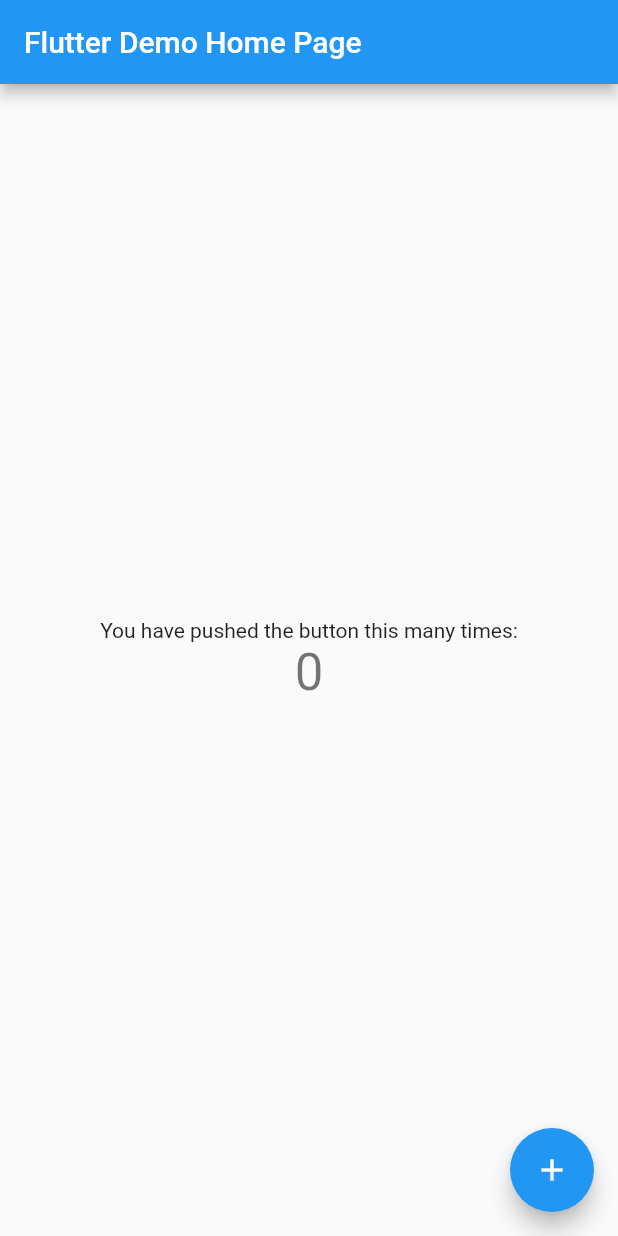
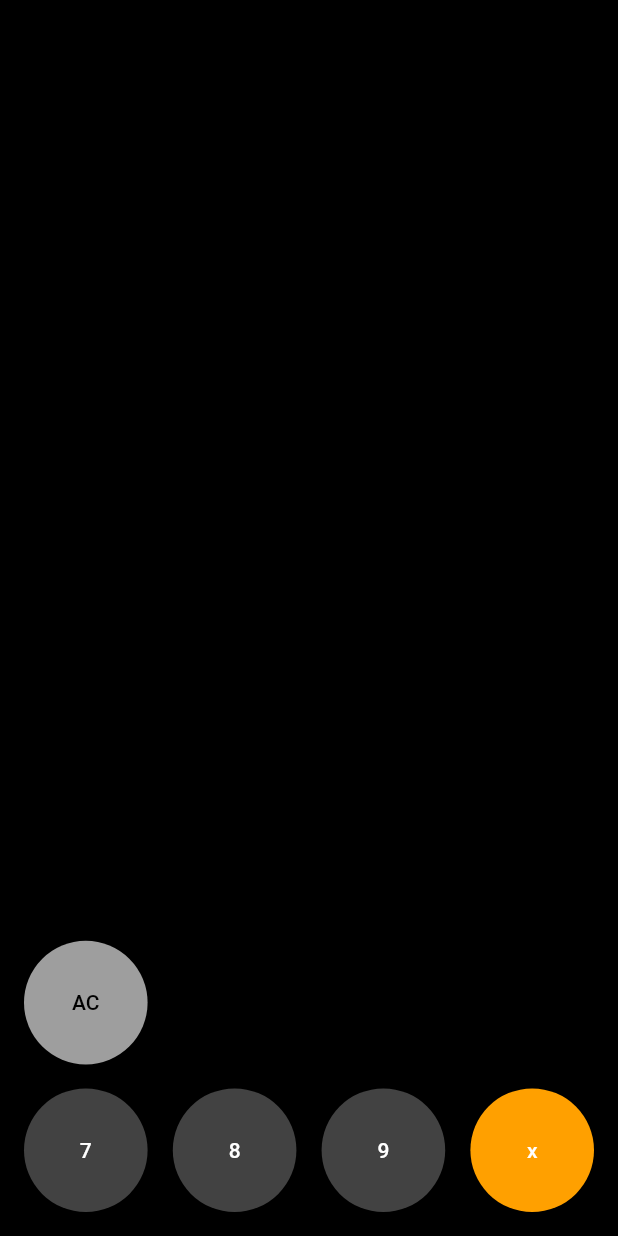
Before and after one commit to zkan/flutter-course, a Flutter app: the screen it shows after launch, on a phone screen of 412 x 824 dp. Run offline on Flutter 3.47's test engine with Material 2 defaults, Android fonts, the phone set to English and light mode, and no system bars.

Commit message:
Multiply UI

```diff
--- /dev/null
+++ b/lib/home.dart
@@ -0,0 +1,123 @@
+import 'package:flutter/material.dart';
+
+class HomePage extends StatelessWidget {
+  const HomePage({super.key});
+
+  @override
+  Widget build(BuildContext context) {
+    return Scaffold(
+      backgroundColor: Colors.black,
+      body: Padding(
+        padding: const EdgeInsets.all(16),
+        child: Column(
+          mainAxisAlignment: MainAxisAlignment.end,
+          children: [
+            Row(
+              mainAxisAlignment: MainAxisAlignment.spaceBetween,
+              children: [
+                CalculatorButton(
+                  label: "AC",
+                  bgColor: Colors.grey,
+                  labelColor: Colors.black,
+                  onPressed: () {},
+                ),
+              ],
+            ),
+            const SizedBox(height: 16),
+            Row(
+              mainAxisAlignment: MainAxisAlignment.spaceBetween,
+              children: [
+                CalculatorButton(
+                  label: "7",
+                  bgColor: Colors.grey.shade800,
+                  labelColor: Colors.white,
+                  onPressed: () {},
+                ),
+                CalculatorButton(
+                  label: "8",
+                  bgColor: Colors.grey.shade800,
+                  labelColor: Colors.white,
+                  onPressed: () {},
+                ),
+                CalculatorButton(
+                  label: "9",
+                  bgColor: Colors.grey.shade800,
+                  labelColor: Colors.white,
+                  onPressed: () {},
+                ),
+                CalculatorButton(
+                  label: "x",
+                  bgColor: Colors.amber.shade700,
+                  labelColor: Colors.white,
+                  onPressed: () {},
+                ),
+              ],
+            ),
+          ],
+        ),
+      ),
+    );
+  }
+}
+
+class CalculatorButton extends StatelessWidget {
+  final String label;
+  final void Function()? onPressed;
+  final Color labelColor;
+  final Color bgColor;
+  const CalculatorButton({
+    super.key,
+    required this.label,
+    this.onPressed,
+    required this.labelColor,
+    required this.bgColor,
+  });
+
+  @override
+  Widget build(BuildContext context) {
+    return ElevatedButton(
+      key: Key(label),
+      onPressed: onPressed,
+      style: ElevatedButton.styleFrom(
+        backgroundColor: bgColor,
+        shape: const CircleBorder(),
+        fixedSize: Size(
+          MediaQuery.of(context).size.width * 0.2,
+          MediaQuery.of(context).size.width * 0.2,
+        ),
+      ),
+      child: Text(
+        label,
+        style: TextStyle(color: labelColor),
+      ),
+    );
+  }
+}
+
+AppBar appBar() {
+  return AppBar(
+    title: Text(
+      "Calculator",
+      style: TextStyle(
+        fontSize: 20,
+        fontWeight: FontWeight.w500,
+        height: 1.5,
+        color: Colors.lightGreen.shade200, // or Colors.<color>[<shade>]
+      ),
+      textAlign: TextAlign.right,
+      maxLines: 4,
+      overflow: TextOverflow.ellipsis,
+    ),
+    elevation: 0,
+    actions: [
+      IconButton(
+        onPressed: () {},
+        icon: const Icon(Icons.notifications),
+      ),
+      IconButton(
+        onPressed: () {},
+        icon: const Icon(Icons.person),
+      ),
+    ],
+  );
+}
--- a/lib/main.dart
+++ b/lib/main.dart
@@ -1,4 +1,6 @@
 import 'package:flutter/material.dart';
+
+import 'home.dart';
 
 void main() {
   runApp(const MyApp());
@@ -7,109 +9,14 @@ void main() {
 class MyApp extends StatelessWidget {
   const MyApp({super.key});
 
-  // This widget is the root of your application.
   @override
   Widget build(BuildContext context) {
     return MaterialApp(
       title: 'Flutter Demo',
       theme: ThemeData(
-        // This is the theme of your application.
-        //
-        // Try running your application with "flutter run". You'll see the
-        // application has a blue toolbar. Then, without quitting the app, try
-        // changing the primarySwatch below to Colors.green and then invoke
-        // "hot reload" (press "r" in the console where you ran "flutter run",
-        // or simply save your changes to "hot reload" in a Flutter IDE).
-        // Notice that the counter didn't reset back to zero; the application
-        // is not restarted.
         primarySwatch: Colors.blue,
       ),
-      home: const MyHomePage(title: 'Flutter Demo Home Page'),
+      home: const HomePage(),
     );
   }
 }
-
-class MyHomePage extends StatefulWidget {
-  const MyHomePage({super.key, required this.title});
-
-  // This widget is the home page of your application. It is stateful, meaning
-  // that it has a State object (defined below) that contains fields that affect
-  // how it looks.
-
-  // This class is the configuration for the state. It holds the values (in this
-  // case the title) provided by the parent (in this case the App widget) and
-  // used by the build method of the State. Fields in a Widget subclass are
-  // always marked "final".
-
-  final String title;
-
-  @override
-  State<MyHomePage> createState() => _MyHomePageState();
-}
-
-class _MyHomePageState extends State<MyHomePage> {
-  int _counter = 0;
-
-  void _incrementCounter() {
-    setState(() {
-      // This call to setState tells the Flutter framework that something has
-      // changed in this State, which causes it to rerun the build method below
-      // so that the display can reflect the updated values. If we changed
-      // _counter without calling setState(), then the build method would not be
-      // called again, and so nothing would appear to happen.
-      _counter++;
-    });
-  }
-
-  @override
-  Widget build(BuildContext context) {
-    // This method is rerun every time setState is called, for instance as done
-    // by the _incrementCounter method above.
-    //
-    // The Flutter framework has been optimized to make rerunning build methods
-    // fast, so that you can just rebuild anything that needs updating rather
-    // than having to individually change instances of widgets.
-    return Scaffold(
-      appBar: AppBar(
-        // Here we take the value from the MyHomePage object that was created by
-        // the App.build method, and use it to set our appbar title.
-        title: Text(widget.title),
-      ),
-      body: Center(
-        // Center is a layout widget. It takes a single child and positions it
-        // in the middle of the parent.
-        child: Column(
-          // Column is also a layout widget. It takes a list of children and
-          // arranges them vertically. By default, it sizes itself to fit its
-          // children horizontally, and tries to be as tall as its parent.
-          //
-          // Invoke "debug painting" (press "p" in the console, choose the
-          // "Toggle Debug Paint" action from the Flutter Inspector in Android
-          // Studio, or the "Toggle Debug Paint" command in Visual Studio Code)
-          // to see the wireframe for each widget.
-          //
-          // Column has various properties to control how it sizes itself and
-          // how it positions its children. Here we use mainAxisAlignment to
-          // center the children vertically; the main axis here is the vertical
-          // axis because Columns are vertical (the cross axis would be
-          // horizontal).
-          mainAxisAlignment: MainAxisAlignment.center,
-          children: <Widget>[
-            const Text(
-              'You have pushed the button this many times:',
-            ),
-            Text(
-              '$_counter',
-              style: Theme.of(context).textTheme.headlineMedium,
-            ),
-          ],
-        ),
-      ),
-      floatingActionButton: FloatingActionButton(
-        onPressed: _incrementCounter,
-        tooltip: 'Increment',
-        child: const Icon(Icons.add),
-      ), // This trailing comma makes auto-formatting nicer for build methods.
-    );
-  }
-}
```
Also changed, not shown: lib/model.dart (added).
